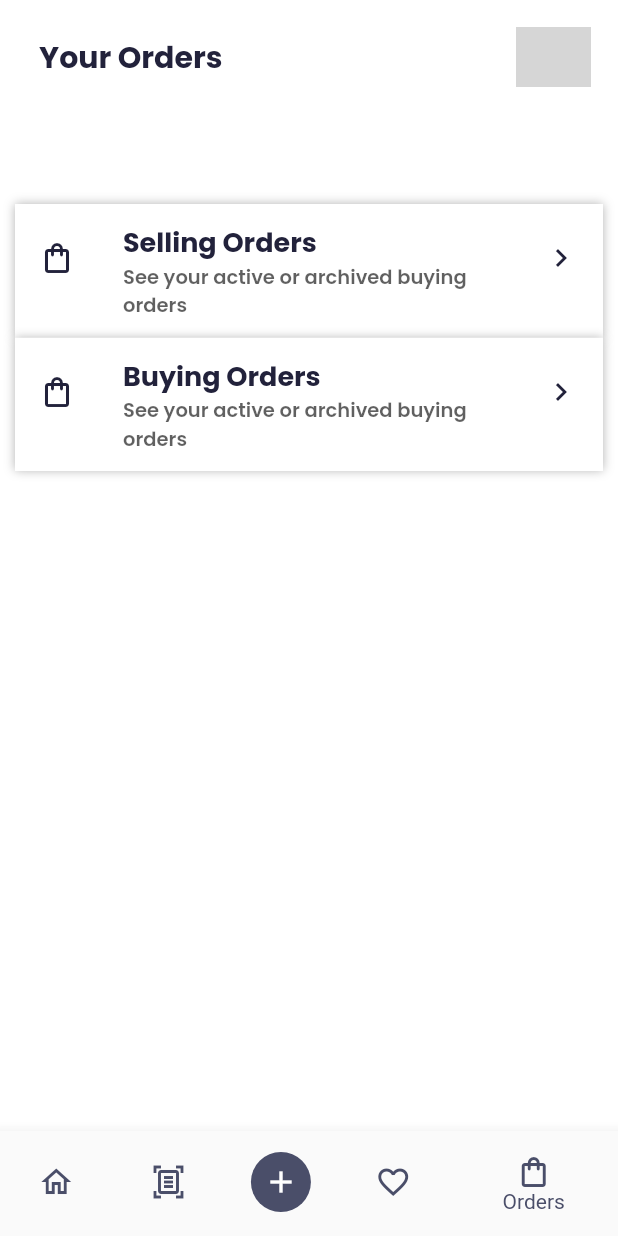
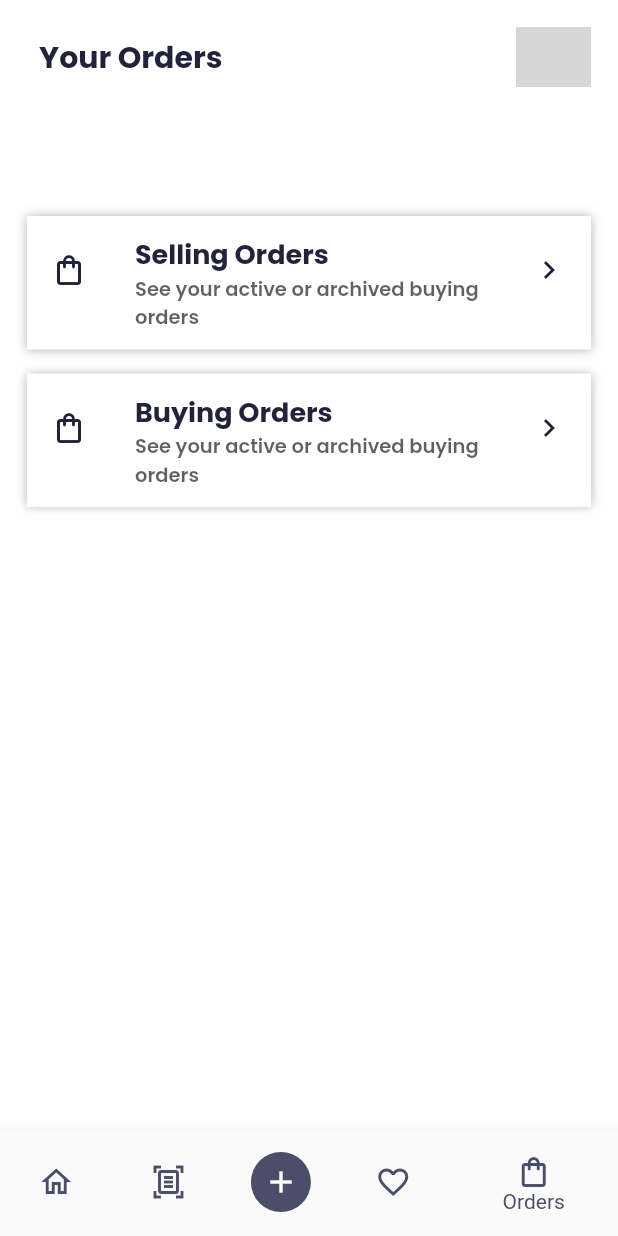
Before and after one commit to SaharMirza/Schoolables, a Flutter app: the screen it shows once a user with an empty profile is signed in, item 5 of the bottom bar chosen, on a phone screen of 412 x 824 dp. Run offline on Flutter 3.47's test engine with Material 2 defaults, Android fonts, the phone set to English and light mode, and no system bars; our stand-ins replace animated_splash_screen, badges, camera, carousel_slider, cloud_firestore, firebase_auth and 9 more; missing offline and left inert: flutter_tflite, google_mlkit_text_recognition; accounts and stored records are empty; network calls fail; statements that could not run were skipped; grey boxes are pictures that could not be loaded.

Commit message:
fix: made changes in spacing

```diff
--- a/lib/views/main_pages/Widgets/logout_popup.dart
+++ b/lib/views/main_pages/Widgets/logout_popup.dart
@@ -17,12 +17,12 @@ class LogoutPopup extends StatelessWidget {
       child: Column(children: [
         const Text('Are you sure you want to logout?'),
         const SizedBox(height: 20),
-        Row(mainAxisAlignment: MainAxisAlignment.spaceBetween, children: [
+        Row(mainAxisAlignment: MainAxisAlignment.spaceEvenly, children: [
           ElevatedButton(
             onPressed: onYesPressed,
             style: ElevatedButton.styleFrom(
                 elevation: 10,
-                minimumSize: const Size(120, 40),
+                minimumSize: const Size(100, 40),
                 backgroundColor: MyColors.startColor,
                 textStyle: GoogleFonts.poppins(),
                 foregroundColor: MyColors.buttonTextColor,
@@ -35,7 +35,7 @@ class LogoutPopup extends StatelessWidget {
               },
               style: ElevatedButton.styleFrom(
                   elevation: 10,
-                  minimumSize: const Size(120, 40),
+                  minimumSize: const Size(100, 40),
                   backgroundColor: MyColors.buttonColor,
                   textStyle: GoogleFonts.poppins(),
                   foregroundColor: MyColors.buttonTextColor,
--- a/lib/views/main_pages/orders_pages/your_orders.dart
+++ b/lib/views/main_pages/orders_pages/your_orders.dart
@@ -1,5 +1,3 @@
-
-
 import '../../../imports.dart';
 
 class YourOrdersPage extends StatefulWidget {
@@ -17,7 +15,6 @@ class _YourOrdersPageState extends State<YourOrdersPage> {
     return Padding(
       padding: const EdgeInsets.all(10.0),
       child: Column(
-
           mainAxisAlignment: MainAxisAlignment.center,
           crossAxisAlignment: CrossAxisAlignment.center,
           children: [
@@ -28,18 +25,24 @@ class _YourOrdersPageState extends State<YourOrdersPage> {
             ListView(
               shrinkWrap: true,
               children: [
-                MyProfileListTile(
+                Padding(
+                  padding: const EdgeInsets.all(8.0),
+                  child: MyProfileListTile(
                       icon: Icons.shopping_bag_outlined,
                       title: "Selling Orders",
                       subtitle: "See your active or archived buying orders",
                       screenHeight: screenHeight,
                       screenWidth: screenWidth),
-                MyProfileListTile(
+                ),
+                Padding(
+                  padding: const EdgeInsets.all(8.0),
+                  child: MyProfileListTile(
                       icon: Icons.shopping_bag_outlined,
                       title: "Buying Orders",
                       subtitle: "See your active or archived buying orders",
                       screenHeight: screenHeight,
-                    screenWidth: screenWidth)
+                      screenWidth: screenWidth),
+                )
               ],
             ),
           ]),
```
Also changed, not shown: lib/views/main_pages/Widgets/add_products_widgets.dart (+13 -11 lines), lib/views/main_pages/Widgets/my_profile.dart (+9 -2 lines), lib/views/onboarding_pages/continue_with_email.dart (+9 -7 lines). Lines whose indentation alone changed are shown as unchanged.
